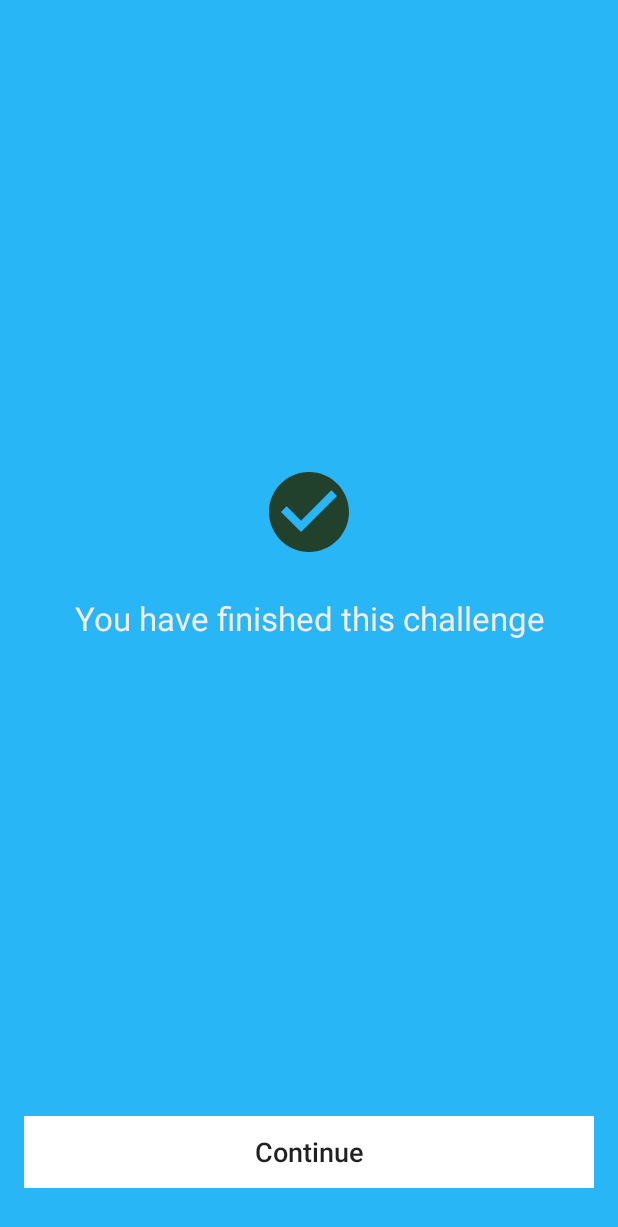
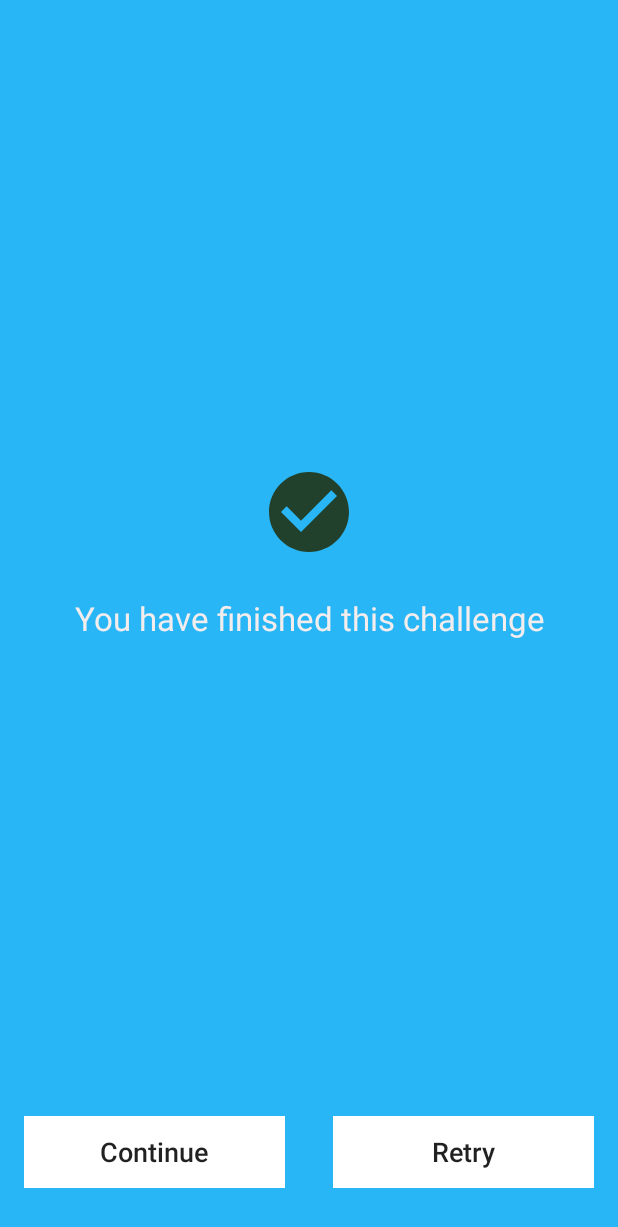
Before and after one commit to MahmoudMabrok/EnglishTime, an Android app: the fragment FinishGameFragment shown on its own in the app's theme, on a phone screen of 412 x 824 dp. Shown: the top 1227 px of the screen. Run offline under Robolectric (Android 15) with nearby library versions, the phone set to English and light mode, and no system bars; our stand-ins replace sdp/ssp sizes; libraries missing offline, so code that uses them is left out: com.plattysoft.leonids, views.mahmoudmabrok.animatedtextview; 2 statements that could not run were skipped.

Commit message:
send scroe from game to another

```diff
--- a/app/src/main/AndroidManifest.xml
+++ b/app/src/main/AndroidManifest.xml
@@ -8,6 +8,7 @@
     <application
         android:allowBackup="false"
         tools:replace="allowBackup"
+        android:name=".feature.MyApp"
         android:icon="@mipmap/ic_launcher"
         android:label="@string/app_name"
         android:roundIcon="@mipmap/ic_launcher_round"
--- a/app/src/main/java/learning/mahmoudmabrok/englishtime/feature/feature/current/completeWord/CompleteWordAdapter.kt
+++ b/app/src/main/java/learning/mahmoudmabrok/englishtime/feature/feature/current/completeWord/CompleteWordAdapter.kt
@@ -14,7 +14,6 @@ import learning.mahmoudmabrok.englishtime.R
  * @property count number ot missed char
  */
 class CompleteWordAdapter(val data: MutableList<Char>, val count: Int) : RecyclerView.Adapter<CompleteWordAdapter.MyViewHolder>() {
-
 
     override fun onCreateViewHolder(parent: ViewGroup, viewType: Int): MyViewHolder {
         val view = LayoutInflater.from(parent.context).inflate(R.layout.complete_word_item, parent, false)
--- a/app/src/main/java/learning/mahmoudmabrok/englishtime/feature/feature/current/grammer/GrammerActivity.kt
+++ b/app/src/main/java/learning/mahmoudmabrok/englishtime/feature/feature/current/grammer/GrammerActivity.kt
@@ -34,8 +34,14 @@ class GrammerActivity : BasicActivity() {
     override fun goToNext() {
         openActivity(IsAOrB::class.java) {
             putInt(Constants.UNIT, unitNum)
+            putInt(Constants.SCORE_KEY, 0 + prevScore)
         }
+        // so no back
+        finish()
     }
+
+    override fun retryGame() {}
+
 
     override fun onCreate(savedInstanceState: Bundle?) {
         super.onCreate(savedInstanceState)
--- a/app/src/main/java/learning/mahmoudmabrok/englishtime/feature/feature/finishView/FinishGameFragment.kt
+++ b/app/src/main/java/learning/mahmoudmabrok/englishtime/feature/feature/finishView/FinishGameFragment.kt
@@ -7,15 +7,19 @@ import android.view.LayoutInflater
 import android.view.View
 import android.view.ViewGroup
 import android.view.animation.AccelerateInterpolator
+import androidx.appcompat.app.AppCompatActivity
 import androidx.fragment.app.Fragment
 import com.plattysoft.leonids.ParticleSystem
 import kotlinx.android.synthetic.main.fragment_finish_game.*
 import learning.mahmoudmabrok.englishtime.R
 import learning.mahmoudmabrok.englishtime.feature.parents.BasicActivity
+import learning.mahmoudmabrok.englishtime.feature.utils.Constants
+import learning.mahmoudmabrok.englishtime.feature.utils.log
 
 
 class FinishGameFragment : Fragment() {
 
+    val mTag = javaClass.simpleName
 
     override fun onCreateView(inflater: LayoutInflater, container: ViewGroup?,
                               savedInstanceState: Bundle?): View? {
@@ -31,7 +35,13 @@ class FinishGameFragment : Fragment() {
             (activity as? BasicActivity)?.goToNext()
         }
 
-        //   Handler().postDelayed({   (activity as? BasicActivity)?.goToNext() }, 4600)
+        btnRetry.setOnClickListener {
+            (activity as? BasicActivity)?.retryGame()
+        }
+
+        val arg = arguments?.getInt(Constants.SCORE_KEY)
+        "onViewCreated $arg".log(mTag)
+
     }
 
     private fun an() {
--- a/app/src/main/java/learning/mahmoudmabrok/englishtime/feature/utils/FinshGame.kt
+++ b/app/src/main/java/learning/mahmoudmabrok/englishtime/feature/utils/FinshGame.kt
@@ -20,6 +20,7 @@ class FinshGame {
 
             ctx.supportFragmentManager.beginTransaction()
                     .replace(cont, fragment)
+                    .addToBackStack(null)
                     .commit()
         }
     }
--- a/app/src/main/res/layout/fragment_finish_game.xml
+++ b/app/src/main/res/layout/fragment_finish_game.xml
@@ -38,8 +38,26 @@
         android:textSize="18sp"
         android:visibility="visible"
         app:layout_constraintBottom_toBottomOf="parent"
+        app:layout_constraintEnd_toStartOf="@id/btnRetry"
+        app:layout_constraintStart_toStartOf="parent" />
+
+    <Button
+        android:id="@+id/btnRetry"
+        style="@style/Widget.AppCompat.Button.Borderless"
+        android:layout_width="0dp"
+        android:layout_height="wrap_content"
+        android:layout_marginStart="16dp"
+        android:layout_marginEnd="16dp"
+        android:layout_marginBottom="32dp"
+        android:background="#FFFFFF"
+        android:text="Retry"
+        android:textAllCaps="false"
+        android:textSize="18sp"
+        android:visibility="visible"
+        app:layout_constraintBottom_toBottomOf="parent"
         app:layout_constraintEnd_toEndOf="parent"
-        app:layout_constraintStart_toStartOf="parent" />
+        app:layout_constraintStart_toEndOf="@id/btnFinish" />
+
 
     <TextView
         android:id="@+id/topLeft"
```
Also changed, not shown: app/src/main/java/learning/mahmoudmabrok/englishtime/feature/MyApp.kt (added, +9 -0 lines), app/src/main/java/learning/mahmoudmabrok/englishtime/feature/feature/current/aorb/IsAOrB.kt (+10 -2 lines), app/src/main/java/learning/mahmoudmabrok/englishtime/feature/feature/current/completeWord/CompleteWord.kt (+32 -49 lines), app/src/main/java/learning/mahmoudmabrok/englishtime/feature/feature/current/puncuate/Puncate.kt (+16 -43 lines), app/src/main/java/learning/mahmoudmabrok/englishtime/feature/parents/BasicActivity.kt (+16 -0 lines), 1 other file.
